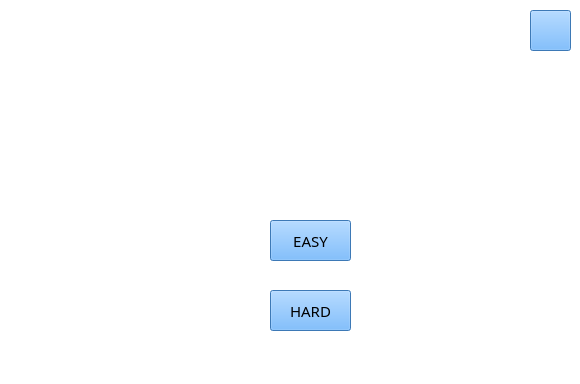
The window that GUI_TICTACTOE/GUI_LEVEL.ui (Denzaro/TIC-TAC-TOE-game) describes before a commit, drawn with Qt 5.
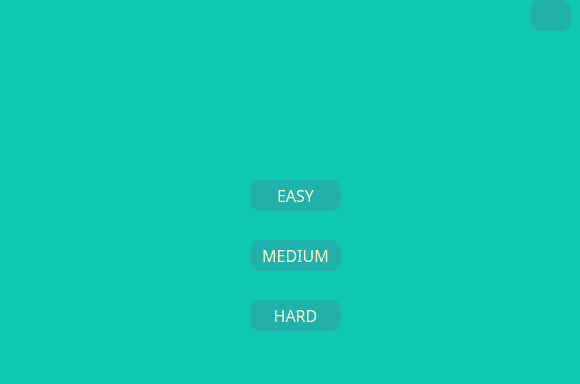
The same window after the commit. Icons and pictures are not drawn.

Commit message: update GUI and medium mode

```diff
--- a/GUI_TICTACTOE/GUI_LEVEL.ui
+++ b/GUI_TICTACTOE/GUI_LEVEL.ui
@@ -14,65 +14,250 @@
    <string>MainWindow</string>
   </property>
   <property name="styleSheet">
-   <string notr="true">background-color: rgb(255, 255, 255);</string>
+   <string notr="true">background-color: rgb(13, 200, 178);
+</string>
   </property>
   <widget class="QWidget" name="centralwidget">
+   <widget class="QLabel" name="background">
+    <property name="geometry">
+     <rect>
+      <x>200</x>
+      <y>0</y>
+      <width>181</width>
+      <height>171</height>
+     </rect>
+    </property>
+    <property name="styleSheet">
+     <string notr="true">border-image: url(:/myimage/image/background.png);</string>
+    </property>
+    <property name="text">
+     <string/>
+    </property>
+   </widget>
+   <widget class="QLabel" name="label_2">
+    <property name="geometry">
+     <rect>
+      <x>60</x>
+      <y>200</y>
+      <width>71</width>
+      <height>61</height>
+     </rect>
+    </property>
+    <property name="styleSheet">
+     <string notr="true">border-image: url(:/myimage/image/X.png);</string>
+    </property>
+    <property name="text">
+     <string/>
+    </property>
+   </widget>
+   <widget class="QLabel" name="label_3">
+    <property name="geometry">
+     <rect>
+      <x>450</x>
+      <y>290</y>
+      <width>61</width>
+      <height>51</height>
+     </rect>
+    </property>
+    <property name="styleSheet">
+     <string notr="true">border-image: url(:/myimage/image/O.png);</string>
+    </property>
+    <property name="text">
+     <string/>
+    </property>
+   </widget>
+   <widget class="QLabel" name="label_4">
+    <property name="geometry">
+     <rect>
+      <x>450</x>
+      <y>60</y>
+      <width>71</width>
+      <height>61</height>
+     </rect>
+    </property>
+    <property name="styleSheet">
+     <string notr="true">border-image: url(:/myimage/image/X.png);</string>
+    </property>
+    <property name="text">
+     <string/>
+    </property>
+   </widget>
+   <widget class="QLabel" name="label_5">
+    <property name="geometry">
+     <rect>
+      <x>40</x>
+      <y>20</y>
+      <width>61</width>
+      <height>51</height>
+     </rect>
+    </property>
+    <property name="styleSheet">
+     <string notr="true">border-image: url(:/myimage/image/O.png);</string>
+    </property>
+    <property name="text">
+     <string/>
+    </property>
+   </widget>
+   <widget class="QLabel" name="label_6">
+    <property name="geometry">
+     <rect>
+      <x>250</x>
+      <y>180</y>
+      <width>91</width>
+      <height>41</height>
+     </rect>
+    </property>
+    <property name="styleSheet">
+     <string notr="true">border-image: url(:/myimage/image/shadow.png);
+border-image: url(:/myimage/image/shadow.png);
+border-radius: 10px;</string>
+    </property>
+    <property name="text">
+     <string/>
+    </property>
+   </widget>
    <widget class="QPushButton" name="Easy">
     <property name="geometry">
      <rect>
-      <x>270</x>
-      <y>220</y>
-      <width>81</width>
-      <height>41</height>
+      <x>250</x>
+      <y>180</y>
+      <width>91</width>
+      <height>31</height>
      </rect>
     </property>
     <property name="font">
      <font>
-      <family>Stencil</family>
-      <pointsize>11</pointsize>
+      <family>Showcard Gothic</family>
+      <pointsize>12</pointsize>
      </font>
     </property>
     <property name="styleSheet">
-     <string notr="true">background-color: rgb(85, 170, 255);</string>
+     <string notr="true">background-color: rgb(32,178,170);
+color: rgb(255,250,205);
+border-radius: 10px;
+
+</string>
     </property>
     <property name="text">
      <string>EASY</string>
     </property>
    </widget>
+   <widget class="QLabel" name="label_7">
+    <property name="geometry">
+     <rect>
+      <x>250</x>
+      <y>240</y>
+      <width>91</width>
+      <height>41</height>
+     </rect>
+    </property>
+    <property name="styleSheet">
+     <string notr="true">border-image: url(:/myimage/image/shadow.png);
+border-image: url(:/myimage/image/shadow.png);
+border-radius: 10px;</string>
+    </property>
+    <property name="text">
+     <string/>
+    </property>
+   </widget>
+   <widget class="QLabel" name="label_8">
+    <property name="geometry">
+     <rect>
+      <x>250</x>
+      <y>300</y>
+      <width>91</width>
+      <height>41</height>
+     </rect>
+    </property>
+    <property name="styleSheet">
+     <string notr="true">border-image: url(:/myimage/image/shadow.png);
+border-image: url(:/myimage/image/shadow.png);
+border-radius: 10px;</string>
+    </property>
+    <property name="text">
+     <string/>
+    </property>
+   </widget>
+   <widget class="QPushButton" name="Medium">
+    <property name="geometry">
+     <rect>
+      <x>250</x>
+      <y>240</y>
+      <width>91</width>
+      <height>31</height>
+     </rect>
+    </property>
+    <property name="font">
+     <font>
+      <family>Showcard Gothic</family>
+      <pointsize>12</pointsize>
+     </font>
+    </property>
+    <property name="styleSheet">
+     <string notr="true">background-color: rgb(32,178,170);
+color: rgb(255,250,205);
+border-radius: 10px;
+</string>
+    </property>
+    <property name="text">
+     <string>MEDIUM</string>
+    </property>
+   </widget>
    <widget class="QPushButton" name="Hard">
     <property name="geometry">
      <rect>
-      <x>270</x>
-      <y>290</y>
-      <width>81</width>
-      <height>41</height>
+      <x>250</x>
+      <y>300</y>
+      <width>91</width>
+      <height>31</height>
      </rect>
     </property>
     <property name="font">
      <font>
-      <family>Stencil</family>
-      <pointsize>11</pointsize>
+      <family>Showcard Gothic</family>
+      <pointsize>12</pointsize>
      </font>
     </property>
     <property name="styleSheet">
-     <string notr="true">background-color: rgb(85, 170, 255);</string>
+     <string notr="true">background-color: rgb(32,178,170);
+color: rgb(255,250,205);
+border-radius: 10px;</string>
     </property>
     <property name="text">
      <string>HARD</string>
     </property>
    </widget>
-   <widget class="QPushButton" name="sound_2">
+   <widget class="QLabel" name="label_9">
+    <property name="geometry">
+     <rect>
+      <x>520</x>
+      <y>0</y>
+      <width>51</width>
+      <height>31</height>
+     </rect>
+    </property>
+    <property name="styleSheet">
+     <string notr="true">border-image: url(:/myimage/image/shadow.png);
+border-image: url(:/myimage/image/shadow.png);
+border-radius: 10px;</string>
+    </property>
+    <property name="text">
+     <string/>
+    </property>
+   </widget>
+   <widget class="QPushButton" name="sound">
     <property name="geometry">
      <rect>
       <x>530</x>
-      <y>10</y>
+      <y>0</y>
       <width>41</width>
-      <height>41</height>
+      <height>31</height>
      </rect>
     </property>
     <property name="styleSheet">
-     <string notr="true">background-color: rgb(85, 170, 255);
-border-image: url(:/myimage/image/sound_on.png);</string>
+     <string notr="true">background-color: rgb(32,178,170);
+image:url(:/myimage/image/sound_on.png);
+border-radius: 10px;</string>
     </property>
     <property name="text">
      <string/>
```
Left out of the diff: 2 changed lines with no effect on the pictures. The commit also changes 46 other files.
